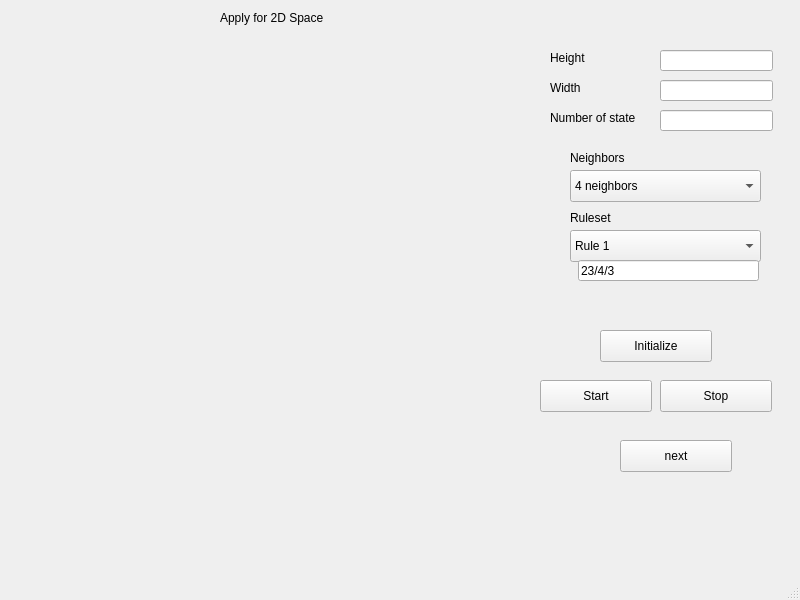
Qt form mainwindow.ui (phanmduong/Cellular-Automaton-Simulator) before a commit.
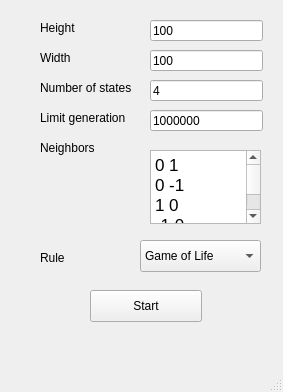
The same form after that commit.

What changed in the file:
```diff
--- a/mainwindow.ui
+++ b/mainwindow.ui
@@ -6,37 +6,19 @@
    <rect>
     <x>0</x>
     <y>0</y>
-    <width>800</width>
-    <height>600</height>
+    <width>283</width>
+    <height>392</height>
    </rect>
   </property>
   <property name="windowTitle">
    <string>MainWindow</string>
   </property>
   <widget class="QWidget" name="centralwidget">
-   <widget class="QWidget" name="gridLayoutWidget">
-    <property name="geometry">
-     <rect>
-      <x>20</x>
-      <y>40</y>
-      <width>491</width>
-      <height>501</height>
-     </rect>
-    </property>
-    <layout class="QGridLayout" name="gridLayout">
-     <property name="sizeConstraint">
-      <enum>QLayout::SetMinimumSize</enum>
-     </property>
-     <property name="spacing">
-      <number>0</number>
-     </property>
-    </layout>
-   </widget>
    <widget class="QLabel" name="label">
     <property name="geometry">
      <rect>
-      <x>570</x>
-      <y>150</y>
+      <x>40</x>
+      <y>140</y>
       <width>81</width>
       <height>16</height>
      </rect>
@@ -45,62 +27,11 @@
      <string>Neighbors</string>
     </property>
    </widget>
-   <widget class="QComboBox" name="comboBox">
-    <property name="geometry">
-     <rect>
-      <x>570</x>
-      <y>170</y>
-      <width>191</width>
-      <height>32</height>
-     </rect>
-    </property>
-    <item>
-     <property name="text">
-      <string>4 neighbors</string>
-     </property>
-    </item>
-    <item>
-     <property name="text">
-      <string>8 neighbors</string>
-     </property>
-    </item>
-    <item>
-     <property name="text">
-      <string/>
-     </property>
-    </item>
-   </widget>
-   <widget class="QLabel" name="label_2">
-    <property name="geometry">
-     <rect>
-      <x>570</x>
-      <y>210</y>
-      <width>58</width>
-      <height>16</height>
-     </rect>
-    </property>
-    <property name="text">
-     <string>Ruleset</string>
-    </property>
-   </widget>
-   <widget class="QPushButton" name="pushButton">
-    <property name="geometry">
-     <rect>
-      <x>600</x>
-      <y>330</y>
-      <width>112</width>
-      <height>32</height>
-     </rect>
-    </property>
-    <property name="text">
-     <string>Initialize</string>
-    </property>
-   </widget>
    <widget class="QPushButton" name="pushButton_2">
     <property name="geometry">
      <rect>
-      <x>540</x>
-      <y>380</y>
+      <x>90</x>
+      <y>290</y>
       <width>112</width>
       <height>32</height>
      </rect>
@@ -109,24 +40,11 @@
      <string>Start</string>
     </property>
    </widget>
-   <widget class="QPushButton" name="pushButton_3">
-    <property name="geometry">
-     <rect>
-      <x>660</x>
-      <y>380</y>
-      <width>112</width>
-      <height>32</height>
-     </rect>
-    </property>
-    <property name="text">
-     <string>Stop</string>
-    </property>
-   </widget>
    <widget class="QLabel" name="label_3">
     <property name="geometry">
      <rect>
-      <x>550</x>
-      <y>50</y>
+      <x>40</x>
+      <y>20</y>
       <width>58</width>
       <height>16</height>
      </rect>
@@ -138,18 +56,21 @@
    <widget class="QLineEdit" name="lineEdit_2">
     <property name="geometry">
      <rect>
-      <x>660</x>
-      <y>50</y>
+      <x>150</x>
+      <y>20</y>
       <width>113</width>
       <height>21</height>
      </rect>
     </property>
+    <property name="text">
+     <string>100</string>
+    </property>
    </widget>
    <widget class="QLabel" name="label_4">
     <property name="geometry">
      <rect>
-      <x>550</x>
-      <y>80</y>
+      <x>40</x>
+      <y>50</y>
       <width>58</width>
       <height>16</height>
      </rect>
@@ -161,88 +82,115 @@
    <widget class="QLineEdit" name="lineEdit_3">
     <property name="geometry">
      <rect>
-      <x>660</x>
-      <y>80</y>
+      <x>150</x>
+      <y>50</y>
       <width>113</width>
       <height>21</height>
      </rect>
     </property>
-   </widget>
-   <widget class="QLabel" name="label_5">
-    <property name="geometry">
-     <rect>
-      <x>220</x>
-      <y>10</y>
-      <width>141</width>
-      <height>16</height>
-     </rect>
-    </property>
     <property name="text">
-     <string>Apply for 2D Space</string>
+     <string>100</string>
     </property>
    </widget>
-   <widget class="QComboBox" name="comboBox_2">
-    <property name="geometry">
-     <rect>
-      <x>570</x>
-      <y>230</y>
-      <width>191</width>
-      <height>32</height>
-     </rect>
-    </property>
-    <item>
-     <property name="text">
-      <string>Rule 1</string>
-     </property>
-    </item>
-   </widget>
    <widget class="QLabel" name="label_6">
     <property name="geometry">
      <rect>
-      <x>550</x>
-      <y>110</y>
-      <width>101</width>
+      <x>40</x>
+      <y>80</y>
+      <width>111</width>
       <height>16</height>
      </rect>
     </property>
     <property name="text">
-     <string>Number of state</string>
+     <string>Number of states</string>
     </property>
    </widget>
    <widget class="QLineEdit" name="lineEdit_4">
     <property name="geometry">
      <rect>
-      <x>660</x>
-      <y>110</y>
+      <x>150</x>
+      <y>80</y>
       <width>113</width>
       <height>21</height>
      </rect>
     </property>
+    <property name="text">
+     <string>4</string>
+    </property>
    </widget>
-   <widget class="QLineEdit" name="lineEdit">
+   <widget class="QLabel" name="label_7">
     <property name="geometry">
      <rect>
-      <x>578</x>
-      <y>260</y>
-      <width>181</width>
+      <x>40</x>
+      <y>110</y>
+      <width>111</width>
+      <height>16</height>
+     </rect>
+    </property>
+    <property name="text">
+     <string>Limit generation</string>
+    </property>
+   </widget>
+   <widget class="QLineEdit" name="lineEdit_5">
+    <property name="geometry">
+     <rect>
+      <x>150</x>
+      <y>110</y>
+      <width>113</width>
       <height>21</height>
      </rect>
     </property>
     <property name="text">
-     <string>23/4/3</string>
+     <string>1000000</string>
     </property>
    </widget>
-   <widget class="QPushButton" name="pushButton_4">
+   <widget class="QTextEdit" name="textEdit">
     <property name="geometry">
      <rect>
-      <x>620</x>
-      <y>440</y>
-      <width>112</width>
+      <x>150</x>
+      <y>150</y>
+      <width>111</width>
+      <height>74</height>
+     </rect>
+    </property>
+    <property name="html">
+     <string>&lt;!DOCTYPE HTML PUBLIC &quot;-//W3C//DTD HTML 4.0//EN&quot; &quot;http://www.w3.org/TR/REC-html40/strict.dtd&quot;&gt;
+&lt;html&gt;&lt;head&gt;&lt;meta name=&quot;qrichtext&quot; content=&quot;1&quot; /&gt;&lt;style type=&quot;text/css&quot;&gt;
+p, li { white-space: pre-wrap; }
+&lt;/style&gt;&lt;/head&gt;&lt;body style=&quot; font-family:'.AppleSystemUIFont'; font-size:13pt; font-weight:400; font-style:normal;&quot;&gt;
+&lt;p style=&quot; margin-top:0px; margin-bottom:0px; margin-left:0px; margin-right:0px; -qt-block-indent:0; text-indent:0px;&quot;&gt;0 1&lt;/p&gt;
+&lt;p style=&quot; margin-top:0px; margin-bottom:0px; margin-left:0px; margin-right:0px; -qt-block-indent:0; text-indent:0px;&quot;&gt;0 -1&lt;/p&gt;
+&lt;p style=&quot; margin-top:0px; margin-bottom:0px; margin-left:0px; margin-right:0px; -qt-block-indent:0; text-indent:0px;&quot;&gt;1 0&lt;/p&gt;
+&lt;p style=&quot; margin-top:0px; margin-bottom:0px; margin-left:0px; margin-right:0px; -qt-block-indent:0; text-indent:0px;&quot;&gt;-1 0&lt;/p&gt;
+&lt;p style=&quot;-qt-paragraph-type:empty; margin-top:0px; margin-bottom:0px; margin-left:0px; margin-right:0px; -qt-block-indent:0; text-indent:0px;&quot;&gt;&lt;br /&gt;&lt;/p&gt;&lt;/body&gt;&lt;/html&gt;</string>
+    </property>
+   </widget>
+   <widget class="QComboBox" name="comboBox">
+    <property name="geometry">
+     <rect>
+      <x>140</x>
+      <y>240</y>
+      <width>121</width>
       <height>32</height>
      </rect>
     </property>
+    <item>
+     <property name="text">
+      <string>Game of Life</string>
+     </property>
+    </item>
+   </widget>
+   <widget class="QLabel" name="label_2">
+    <property name="geometry">
+     <rect>
+      <x>40</x>
+      <y>250</y>
+      <width>58</width>
+      <height>16</height>
+     </rect>
+    </property>
     <property name="text">
-     <string>next</string>
+     <string>Rule</string>
     </property>
    </widget>
   </widget>
```
Left out of the diff: 2 changed lines with no effect on the pictures.
